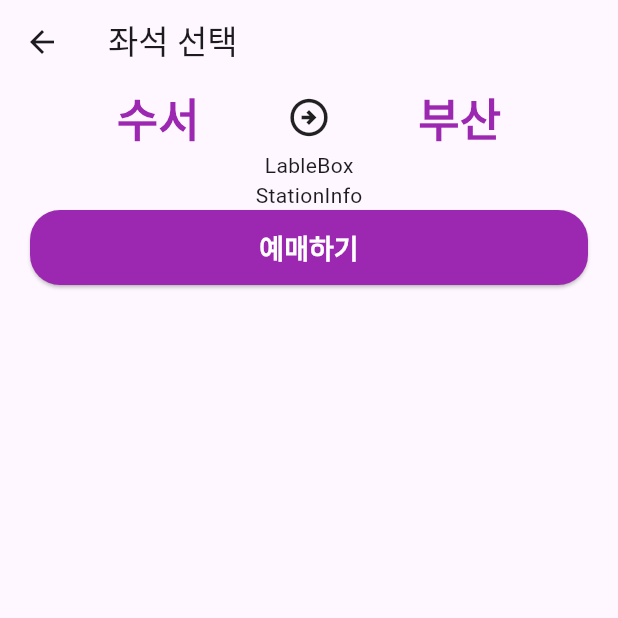
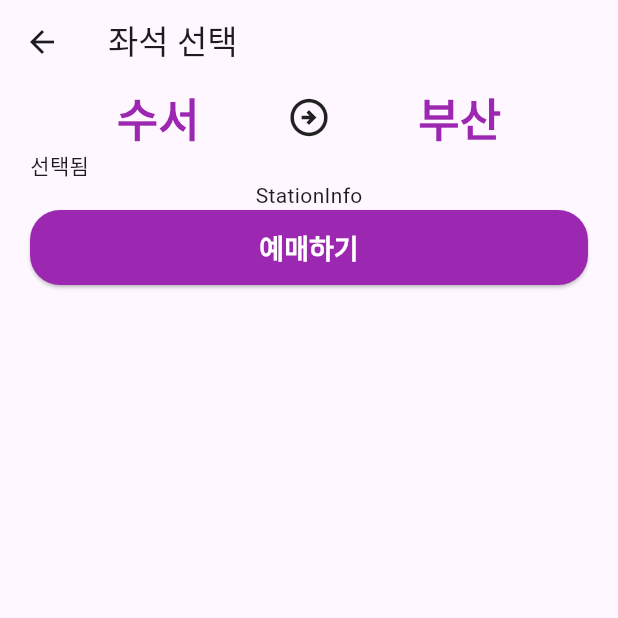
Before and after one commit to hippieperm/flutter-train-example, a Flutter app: the SeatPage screen opened directly, on a phone screen of 412 x 824 dp, the top half of it. Run offline on Flutter 3.47's test engine with Material 3 defaults, Android fonts, the phone set to English and light mode, and no system bars.

Commit message:
LableBox 위젯 수정: 텍스트 표시를 '선택됨'으로 변경하고, Row 레이아웃으로 구성하여 UI 개선

```diff
--- a/lib/seat_page/widgets/lable_box.dart
+++ b/lib/seat_page/widgets/lable_box.dart
@@ -5,6 +5,11 @@ class LableBox extends StatelessWidget {
 
   @override
   Widget build(BuildContext context) {
-    return Text('LableBox');
+    return Row(
+      children: [
+        Container(),
+        Text('선택됨'),
+      ],
+    );
   }
 }
```
